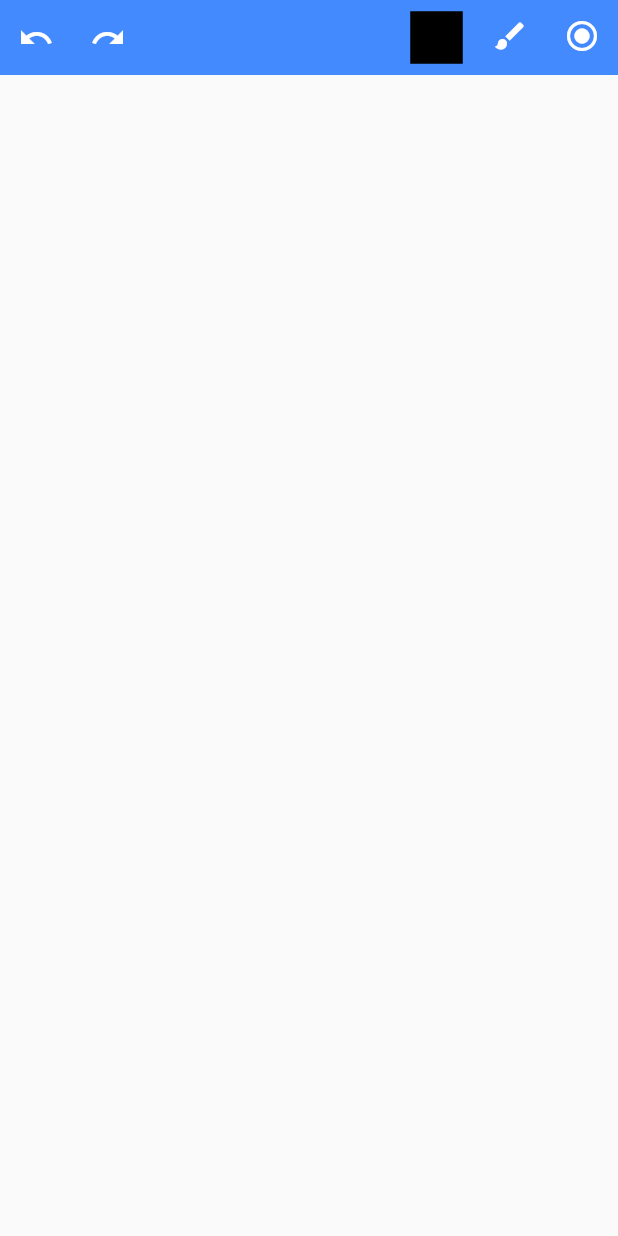
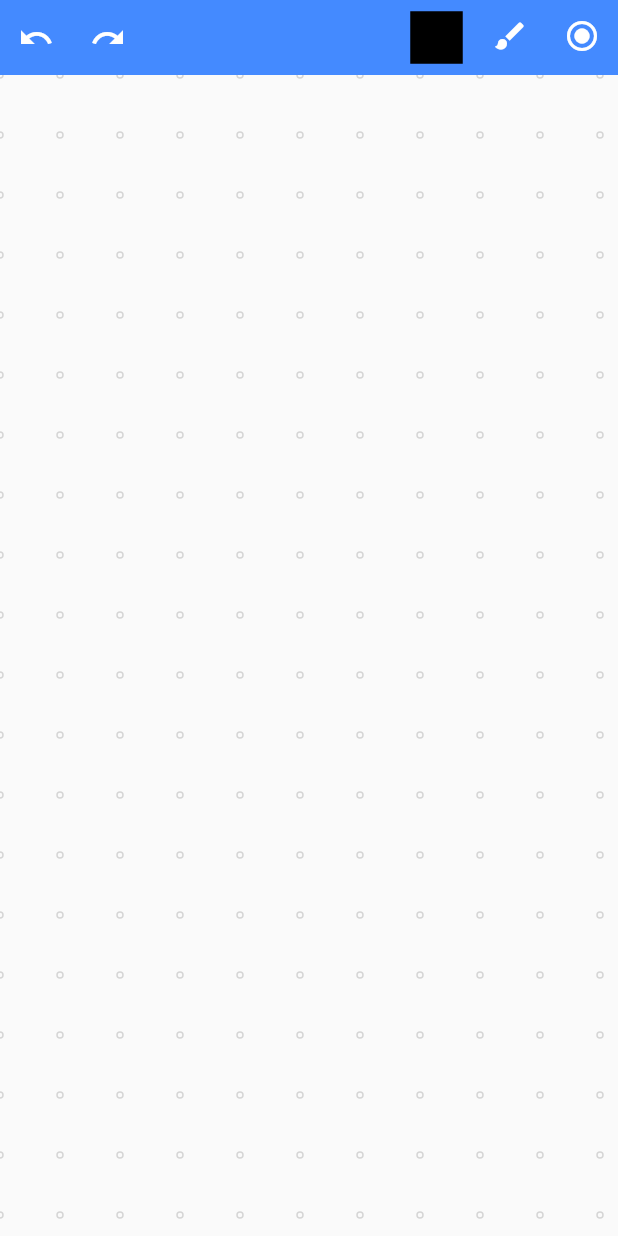
Before and after one commit to maheshj01/Paint-Redesigned, a Flutter app: the screen it shows after launch, after a tap on the "undo" icon, on a phone screen of 412 x 824 dp. Run offline on Flutter 3.47's test engine with Material 2 defaults, Android fonts, the light colour scheme and no system bars; our stand-ins replace flutter_colorpicker.

Commit message:
added brush size modifier and minor changes

```diff
--- a/lib/whiteboard.dart
+++ b/lib/whiteboard.dart
@@ -13,13 +13,28 @@ class WhiteBoard extends StatefulWidget {
   _WhiteBoardState createState() => _WhiteBoardState();
 }
 
-class _WhiteBoardState extends State<WhiteBoard> {
+class _WhiteBoardState extends State<WhiteBoard>
+    with SingleTickerProviderStateMixin {
+  @override
+  void initState() {
+    // TODO: implement initState
+    super.initState();
+    _controller =
+        AnimationController(duration: Duration(milliseconds: 500), vsync: this)
+          ..addListener(() => setState(() {}));
+    animation = Tween(begin: -200.0, end: 0.0).animate(_controller);
+  }
+
   void changeColor(Color color) {
     setState(() => pickerColor = color);
   }
 
   Color pickerColor = Colors.black;
   BlendMode blendMode = BlendMode.softLight;
+  double _sliderValue = 10.0;
+  AnimationController _controller;
+  Animation<double> animation;
+  bool isShown = false;
   @override
   Widget build(BuildContext context) {
     List<Offset> localList = [];
@@ -61,12 +76,17 @@ class _WhiteBoardState extends State<WhiteBoard> {
           });
         },
         onPenTapped: () {
-          setState(() {
-            pickerColor = Colors.red;
-          });
+          _controller.forward();
         },
       ),
-      body: Stack(
+      body: GestureDetector(
+        onTap: () {
+          if (_controller.status == AnimationStatus.completed) {
+            _controller.reset();
+            return;
+          }
+        },
+        child: Stack(
           children: <Widget>[
             GestureDetector(
               onPanStart: (startDetails) {
@@ -103,6 +123,7 @@ class _WhiteBoardState extends State<WhiteBoard> {
                             painter: WhiteBoardPainter(
                                 offsetList: snapshot.data,
                                 color: pickerColor,
+                                strokeWidth: _sliderValue,
                                 blendMode: blendMode),
                             child: Container(),
                           );
@@ -112,29 +133,107 @@ class _WhiteBoardState extends State<WhiteBoard> {
               child: CustomPaint(
                 painter: DotPainter(),
               ),
+            ),
+            Align(
+              alignment: Alignment.topRight,
+              child: Transform.translate(
+                offset: Offset(
+                  0,
+                  animation.value,
+                ),
+                child: Container(
+                  padding: EdgeInsets.all(20),
+                  height: 100,
+                  decoration: BoxDecoration(
+                    color: Colors.black.withOpacity(0.15),
+                  ),
+                  child: Row(
+                    mainAxisAlignment: MainAxisAlignment.end,
+                    children: [
+                      Text('Pointer Size:'),
+                      Text(_sliderValue.toStringAsPrecision(2)),
+                      Slider(
+                          value: _sliderValue,
+                          min: 10,
+                          max: 40,
+                          label: 'Size',
+                          onChanged: (value) {
+                            setState(() {
+                              _sliderValue = value;
+                            });
+                          }),
+                      Container(
+                        width: 40,
+                        height: 40,
+                        alignment: Alignment.center,
+                        child: Container(
+                          height: _sliderValue,
+                          width: _sliderValue,
+                          alignment: Alignment.center,
+                          decoration: BoxDecoration(
+                              color: Colors.red,
+                              borderRadius:
+                                  BorderRadius.circular(_sliderValue * 20)),
+                        ),
                       )
                     ],
                   ),
+                ),
+              ),
+            )
+          ],
+        ),
+      ),
     );
+  }
+
+  @override
+  void dispose() {
+    // TODO: implement dispose
+    super.dispose();
+    _controller.dispose();
   }
 }
 
 class WhiteBoardPainter extends CustomPainter {
-  WhiteBoardPainter({this.offsetList, this.blendMode, this.color});
+  WhiteBoardPainter(
+      {this.offsetList, this.blendMode, this.color, this.strokeWidth});
   Animation<Color> animation;
   List<Offset> offsetList;
   BlendMode blendMode;
+  double strokeWidth;
   Color color;
   @override
   @override
   void paint(Canvas canvas, Size size) {
     // TODO: implement paint
-    Paint paint = Paint()
+
+    final double _dotsDx = 40;
+    final double _dotsDy = 40;
+    Paint paint = Paint();
+
+    /// paint for the background dots
+    paint
+      ..style = PaintingStyle.stroke
+      ..color = Colors.grey.withOpacity(0.4)
+      ..strokeWidth = 1.0;
+
+    /// draw Background dots for accuracy
+    ///
+    for (double dx = 0; dx <= size.width; dx = dx + _dotsDx) {
+      for (double dy = 0; dy <= size.height; dy = dy + _dotsDy) {
+        canvas.drawCircle(Offset(dx, dy), 2, paint);
+      }
+    }
+
+    /// define paint for the brush
+    ///
+    paint
       ..color = color //Color.fromRGBO(97, 190, 162, 1.0)
-      ..strokeWidth = 100.0
-      ..strokeJoin = StrokeJoin.round
-      ..blendMode = blendMode
-      ..imageFilter = ImageFilter.blur()
+      ..strokeWidth = strokeWidth
+      // ..strokeJoin = StrokeJoin.round
+      // ..blendMode = blendMode
+      // ..imageFilter = ImageFilter.blur()
       ..style = PaintingStyle.fill;
     // final c = size.center(Offset.zero);
 
@@ -144,11 +243,6 @@ class WhiteBoardPainter extends CustomPainter {
             Offset(offsetList[i].dx, offsetList[i].dy - kToolbarHeight),
             Offset(offsetList[i + 1].dx, offsetList[i + 1].dy - kToolbarHeight),
             paint);
-        // } else if (offsetList[i] != null && offsetList[i + 1] == null) {
-        //   canvas.drawPoints(
-        //       PointMode.points,
-        //       [Offset(offsetList[i].dx, offsetList[i].dy - kToolbarHeight)],
-        //       paint);
       }
     }
   }
```
Lines whose indentation alone changed are shown as unchanged.
